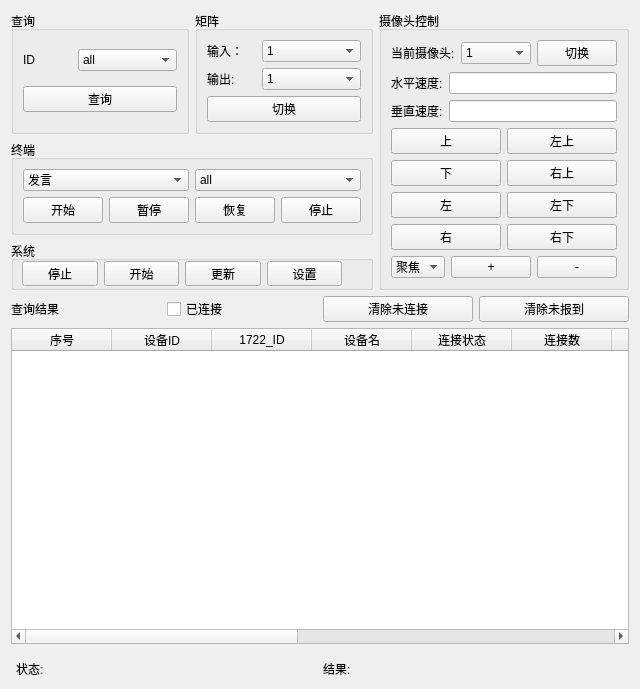
First picture: the form in app/mainwidget.ui, repository YasirLiang/arcs, before the edit.
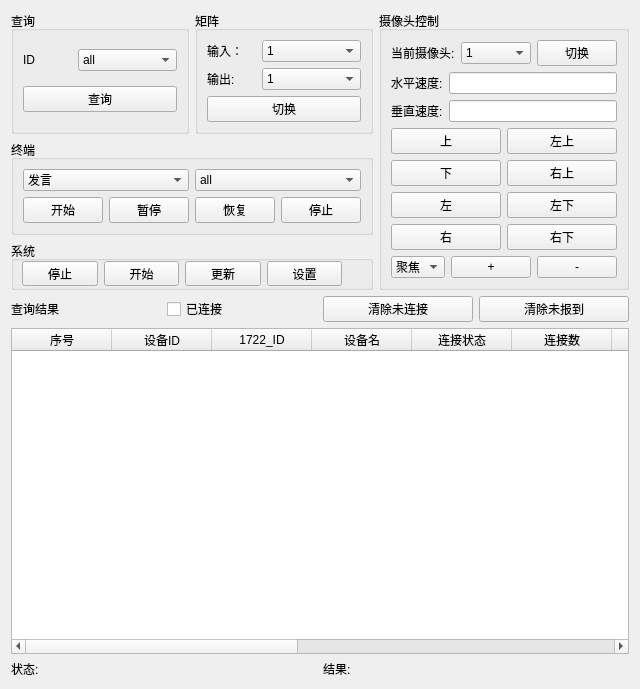
Second picture: the form after the edit.

Diff of the .ui file:
```diff
--- a/app/mainwidget.ui
+++ b/app/mainwidget.ui
@@ -748,15 +748,6 @@
    </item>
    <item>
     <layout class="QHBoxLayout" name="horizontalLayout_2">
-     <property name="leftMargin">
-      <number>5</number>
-     </property>
-     <property name="topMargin">
-      <number>10</number>
-     </property>
-     <property name="rightMargin">
-      <number>5</number>
-     </property>
      <item>
       <widget class="QLabel" name="statusLabel">
        <property name="sizePolicy">
@@ -768,6 +759,9 @@
        <property name="text">
         <string>状态:</string>
        </property>
+       <property name="indent">
+        <number>-1</number>
+       </property>
       </widget>
      </item>
      <item>
```
